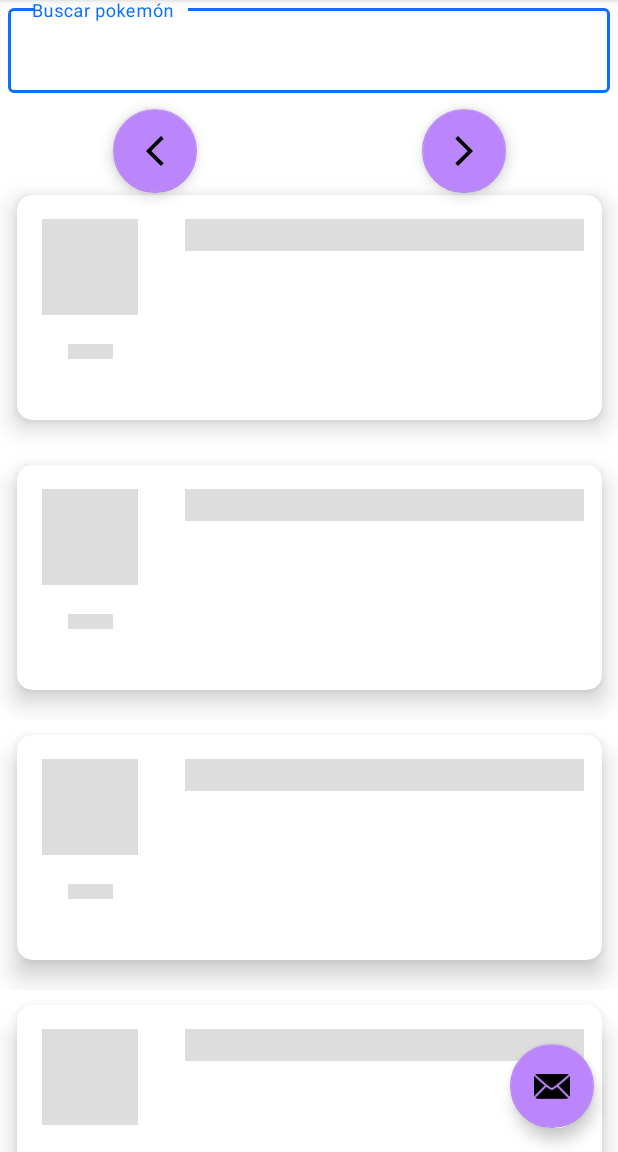
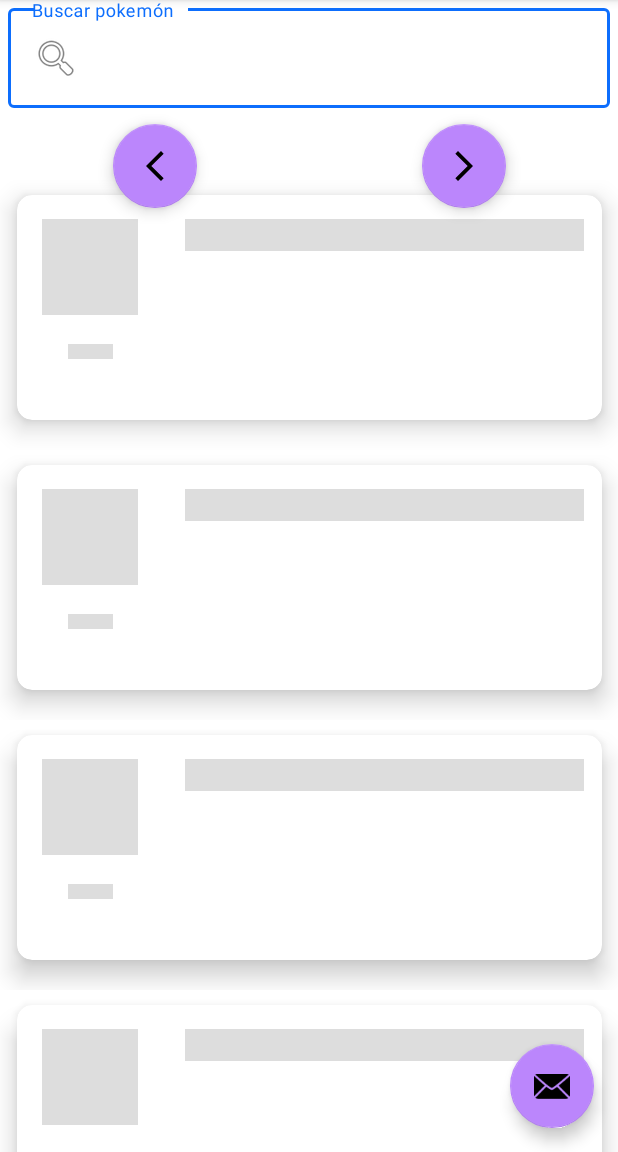
Before and after one commit to MiguelJeronimo/Pokefan, an Android app: the screen it shows after launch (MainActivity), on a phone screen of 412 x 824 dp, the part 84-1236 px from its top. Run offline under Robolectric (Android 15) with nearby library versions, the phone set to English and light mode, and no system bars; our stand-ins replace Shimmer, navigation-ui; network calls fail; 1 statement that could not run was skipped.

Commit message:
Busqueda el pokemon por nombre

```diff
--- a/app/src/main/java/com/miguel/pokefan/APISERVER/Models/ResultSpritePokemonAlternativo.kt
+++ b/app/src/main/java/com/miguel/pokefan/APISERVER/Models/ResultSpritePokemonAlternativo.kt
@@ -3,7 +3,8 @@ package com.miguel.pokefan.APISERVER.Models
 import com.google.gson.annotations.SerializedName
 
 //Data class para extraer la imagen alternativa del pokemon
-data class PokemonImgSprite(val sprites: Sprites)
+data class PokemonImgSprite(val sprites: Sprites, val name:String, val id: Int)
+
 data class Sprites(val other:Other)
 data class Other(@SerializedName("official-artwork") val official_artwork: OfficialArtwork, val home: Home)
 data class OfficialArtwork(val front_default: String)
--- a/app/src/main/java/com/miguel/pokefan/reclyclerview/ItemsModelPokemon.kt
+++ b/app/src/main/java/com/miguel/pokefan/reclyclerview/ItemsModelPokemon.kt
@@ -1,7 +1,7 @@
 package com.miguel.pokefan.reclyclerview
 
 data class pokemon(
-    val urlPokemon: String,
+    val urlPokemon: String?,
     var pokemonName: String,
     val pokemonId: String
 )
--- a/app/src/main/res/layout/fragment_first.xml
+++ b/app/src/main/res/layout/fragment_first.xml
@@ -15,7 +15,7 @@
 
 
     <com.google.android.material.textfield.TextInputLayout
-        android:id="@+id/layoutCantidad"
+        android:id="@+id/layoutBuscarPokemon"
         style="@style/Widget.MaterialComponents.TextInputLayout.OutlinedBox"
         android:layout_width="match_parent"
         android:layout_height="wrap_content"
@@ -24,12 +24,14 @@
         app:layout_constraintTop_toTopOf="parent">
 
         <com.google.android.material.textfield.TextInputEditText
-            android:id="@+id/txtCantidad"
+            android:id="@+id/txtBuscarPokemon"
             android:layout_width="match_parent"
             android:layout_height="wrap_content"
             android:layout_margin="5dp"
-            android:hint="Buscar pokemón"
-            />
+            android:singleLine="true"
+            android:imeOptions="actionDone"
+            android:drawableLeft="@android:drawable/ic_menu_search"
+            android:hint="Buscar pokemón" />
 
     </com.google.android.material.textfield.TextInputLayout>
 
@@ -41,7 +43,7 @@
         app:layout_constraintEnd_toEndOf="parent"
         app:layout_constraintHorizontal_bias="0.0"
         app:layout_constraintStart_toStartOf="parent"
-        app:layout_constraintTop_toBottomOf="@+id/layoutCantidad"
+        app:layout_constraintTop_toBottomOf="@+id/layoutBuscarPokemon"
         >
         <LinearLayout
             android:layout_width="match_parent"
@@ -70,7 +72,7 @@
         app:layout_constraintEnd_toEndOf="parent"
         app:layout_constraintHorizontal_bias="0.0"
         app:layout_constraintStart_toStartOf="parent"
-        app:layout_constraintTop_toBottomOf="@+id/layoutCantidad"
+        app:layout_constraintTop_toBottomOf="@+id/layoutBuscarPokemon"
         tools:listitem="@layout/recyclerview_pokemons" />
 
     <com.google.android.material.floatingactionbutton.FloatingActionButton
@@ -80,7 +82,7 @@
         android:layout_marginTop="5dp"
         app:layout_constraintEnd_toStartOf="@+id/primera_division"
         app:layout_constraintStart_toStartOf="parent"
-        app:layout_constraintTop_toBottomOf="@+id/layoutCantidad"
+        app:layout_constraintTop_toBottomOf="@+id/layoutBuscarPokemon"
         app:srcCompat="@drawable/icon_flecha_izquierda"
         tools:ignore="ContentDescription" />
 
@@ -91,7 +93,7 @@
         android:layout_marginTop="5dp"
         app:layout_constraintEnd_toEndOf="parent"
         app:layout_constraintStart_toStartOf="@+id/primera_division"
-        app:layout_constraintTop_toBottomOf="@+id/layoutCantidad"
+        app:layout_constraintTop_toBottomOf="@+id/layoutBuscarPokemon"
         app:srcCompat="@drawable/icon_flecha_derecha"
         tools:ignore="ContentDescription" />
 
```
Also changed, not shown: app/src/main/java/com/miguel/pokefan/FirstFragment.kt (+37 -11 lines), app/src/main/java/com/miguel/pokefan/utilidades/Busquedas.kt (added, +45 -0 lines).
